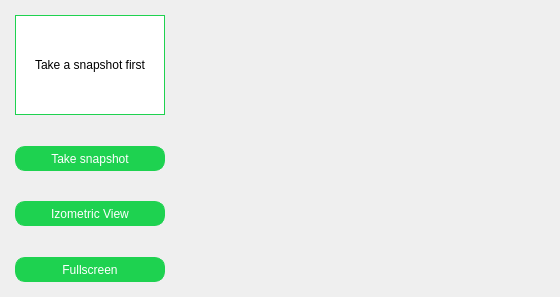
Above: DekiApp_pyqt5/Screens/cadViewWidgetExtended.ui from krzysiek-droid/Deki-Desktop-App before the change. Below: the same form after it.
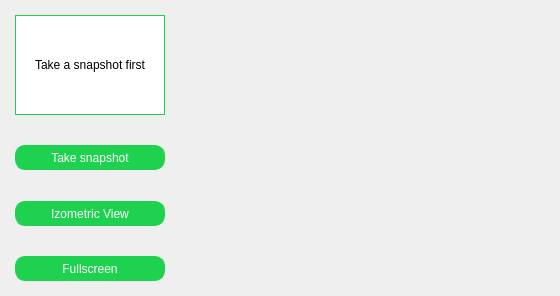
That is the form after the change. Icons and pictures are not drawn.

Patch:
```diff
--- a/DekiApp_pyqt5/Screens/cadViewWidgetExtended.ui
+++ b/DekiApp_pyqt5/Screens/cadViewWidgetExtended.ui
@@ -7,11 +7,11 @@
     <x>0</x>
     <y>0</y>
     <width>560</width>
-    <height>297</height>
+    <height>296</height>
    </rect>
   </property>
   <property name="sizePolicy">
-   <sizepolicy hsizetype="Expanding" vsizetype="Expanding">
+   <sizepolicy hsizetype="Preferred" vsizetype="Preferred">
     <horstretch>0</horstretch>
     <verstretch>0</verstretch>
    </sizepolicy>
@@ -71,7 +71,7 @@
    <item>
     <widget class="QWidget" name="viewerContainer" native="true">
      <property name="sizePolicy">
-      <sizepolicy hsizetype="Expanding" vsizetype="Expanding">
+      <sizepolicy hsizetype="Preferred" vsizetype="Preferred">
        <horstretch>0</horstretch>
        <verstretch>0</verstretch>
       </sizepolicy>
@@ -216,7 +216,7 @@
       <item>
        <widget class="QWidget" name="viewerFrame" native="true">
         <property name="sizePolicy">
-         <sizepolicy hsizetype="Expanding" vsizetype="Expanding">
+         <sizepolicy hsizetype="Expanding" vsizetype="Preferred">
           <horstretch>0</horstretch>
           <verstretch>0</verstretch>
          </sizepolicy>
```
